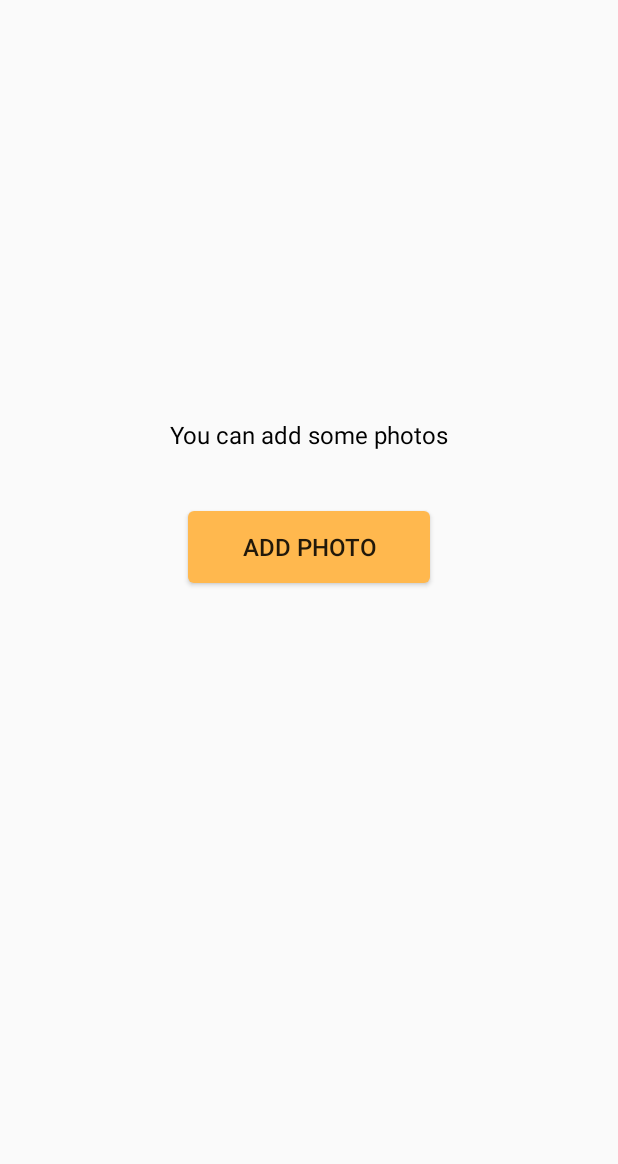
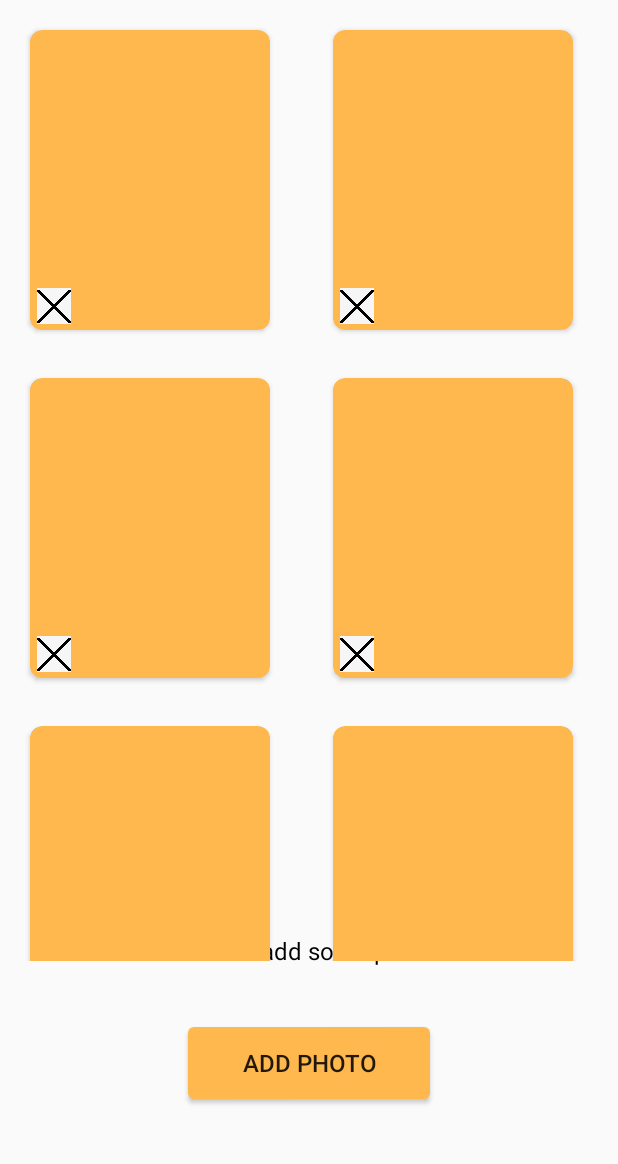
Before and after one commit to melikaafrakhteh/My-Gallery, an Android app: the layout activity_main.xml on its own in the app's theme, with its tools: preview values and no code run, on a phone screen of 412 x 824 dp, the part 71-1235 px from its top. Run offline under Robolectric (Android 15) with nearby library versions, the phone set to English and light mode, and no system bars.

Commit message:
Implement recycler ui

```diff
--- a/app/src/main/java/com/afrakhteh/mygallery/view/main/MainActivity.kt
+++ b/app/src/main/java/com/afrakhteh/mygallery/view/main/MainActivity.kt
@@ -19,13 +19,8 @@
 
     private val getContent = registerForActivityResult(
         ActivityResultContracts.GetContent()) { uri: Uri? ->
-        showImage(uri)
+
     }
-
-    private fun showImage(uri: Uri?) {
-binding.test.setImageURI(uri)
-    }
-
 
     override fun onCreate(savedInstanceState: Bundle?) {
         super.onCreate(savedInstanceState)
--- a/app/src/main/res/layout/activity_main.xml
+++ b/app/src/main/res/layout/activity_main.xml
@@ -10,12 +10,12 @@
         android:id="@+id/mainTitleTv"
         android:layout_width="wrap_content"
         android:layout_height="wrap_content"
+        android:layout_margin="20dp"
         android:text="@string/app_name"
         android:textColor="@color/almostBlack"
+        android:textSize="20sp"
         android:textStyle="bold"
-        android:textSize="20sp"
         app:layout_constraintLeft_toLeftOf="parent"
-        android:layout_margin="20dp"
         app:layout_constraintTop_toTopOf="parent" />
 
     <TextView
@@ -24,8 +24,8 @@
         android:layout_height="wrap_content"
         android:layout_marginBottom="40dp"
         android:text="@string/main_empty_text"
+        android:textColor="@color/black"
         android:textSize="16sp"
-        android:textColor="@color/black"
         app:layout_constraintBottom_toTopOf="@+id/mainAddImageBtn"
         app:layout_constraintEnd_toEndOf="parent"
         app:layout_constraintStart_toStartOf="parent" />
@@ -36,14 +36,30 @@
         android:layout_height="wrap_content"
         android:background="@drawable/button_shape"
         android:paddingStart="36dp"
+        android:paddingTop="4dp"
         android:paddingEnd="36dp"
-        android:paddingTop="4dp"
         android:paddingBottom="4dp"
+        android:text="@string/main_button_text"
         android:textSize="16sp"
-        android:text="@string/main_button_text"
         app:layout_constraintBottom_toBottomOf="parent"
         app:layout_constraintEnd_toEndOf="parent"
+        app:layout_constraintTop_toBottomOf="@id/mainRecyclerView"
+        app:layout_constraintStart_toStartOf="parent" />
+
+    <androidx.recyclerview.widget.RecyclerView
+        android:id="@+id/mainRecyclerView"
+        android:layout_width="0dp"
+        android:layout_height="0dp"
+        android:layout_margin="4dp"
+        app:layoutManager="androidx.recyclerview.widget.GridLayoutManager"
+        app:layout_constraintBottom_toBottomOf="@+id/mainEmptyListTextTv"
+        app:layout_constraintEnd_toEndOf="parent"
+        app:layout_constraintHorizontal_bias="0.0"
         app:layout_constraintStart_toStartOf="parent"
-        app:layout_constraintTop_toTopOf="parent" />
+        app:layout_constraintTop_toBottomOf="@+id/mainTitleTv"
+        app:layout_constraintVertical_bias="0.0"
+        app:spanCount="2"
+        tools:itemCount="20"
+        tools:listitem="@layout/recycler_item_row" />
 
 </androidx.constraintlayout.widget.ConstraintLayout>
--- /dev/null
+++ b/app/src/main/res/layout/recycler_item_row.xml
@@ -0,0 +1,39 @@
+<?xml version="1.0" encoding="utf-8"?>
+<androidx.cardview.widget.CardView xmlns:android="http://schemas.android.com/apk/res/android"
+    xmlns:app="http://schemas.android.com/apk/res-auto"
+    xmlns:tools="http://schemas.android.com/tools"
+    android:layout_width="160dp"
+    android:layout_height="200dp"
+    android:layout_margin="16dp"
+    android:backgroundTint="@color/yellow"
+    android:elevation="2dp"
+    app:cardCornerRadius="8dp">
+
+    <androidx.constraintlayout.widget.ConstraintLayout
+        android:layout_width="match_parent"
+        android:layout_height="match_parent">
+
+        <ImageView
+            android:id="@+id/recyclerItemImageIv"
+            android:layout_width="0dp"
+            android:layout_height="match_parent"
+            android:adjustViewBounds="true"
+            android:scaleType="centerCrop"
+            app:layout_constraintBottom_toBottomOf="parent"
+            app:layout_constraintEnd_toEndOf="parent"
+            app:layout_constraintStart_toStartOf="parent"
+            app:layout_constraintTop_toTopOf="parent"
+            tools:ignore="ContentDescription" />
+
+        <ImageView
+            android:id="@+id/recyclerItemImageDeleteIv"
+            android:layout_width="24dp"
+            android:layout_height="24dp"
+            android:layout_margin="4dp"
+            android:src="@drawable/delete"
+            app:layout_constraintBottom_toBottomOf="parent"
+            app:layout_constraintStart_toStartOf="parent"
+            tools:ignore="ContentDescription" />
+
+    </androidx.constraintlayout.widget.ConstraintLayout>
+</androidx.cardview.widget.CardView>
```
